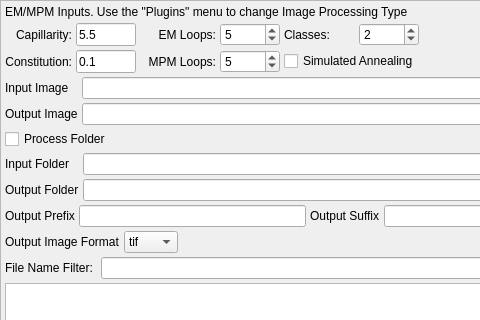
This is Code/IPHelper/plugins/EMMPM/EMMPMInputUI.ui in vikramswri/DREAM3D as Qt 5 draws it before an edit; both pictures show x 0 to 480 and y 0 to 320 of the 616 by 576 pixel window. The edited form follows.
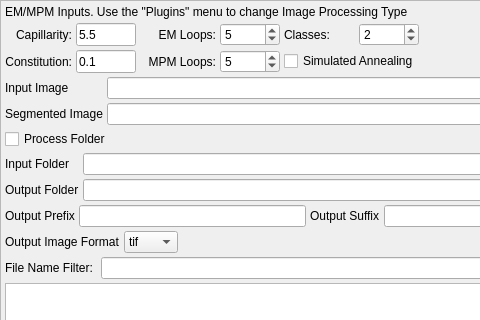
This is the edited form.

Commit message: Using Combo box for magnification levels. Fixing various bug crashes. Fixing some UI issues in the EM/MPM UI. Updating the CPack code

The edit to the form file:
```diff
--- a/Code/IPHelper/plugins/EMMPM/EMMPMInputUI.ui
+++ b/Code/IPHelper/plugins/EMMPM/EMMPMInputUI.ui
@@ -370,7 +370,7 @@
      <item row="1" column="1">
       <widget class="QLabel" name="label_7">
        <property name="text">
-        <string>Output Image</string>
+        <string>Segmented Image</string>
        </property>
       </widget>
      </item>
```
The commit also changes 5 other files.
